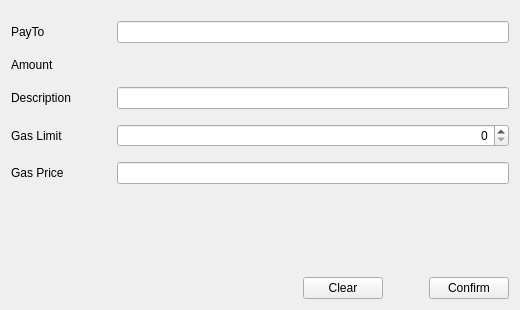
Qt form src/qt/forms/sendtokenpage.ui (zerohourcash/zerohourcash) before a commit.
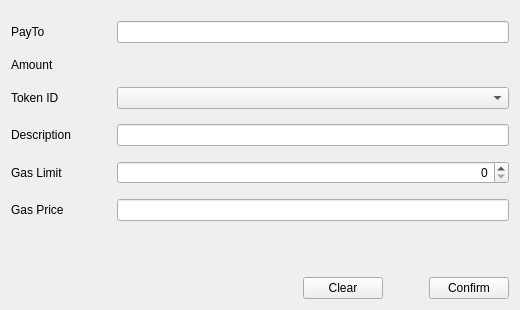
The same form after that commit. Custom widgets are drawn as their Qt base class.

```diff
--- a/src/qt/forms/sendtokenpage.ui
+++ b/src/qt/forms/sendtokenpage.ui
@@ -64,7 +64,20 @@
        </property>
       </widget>
      </item>
-     <item row="3" column="0">
+     <item row="2" column="0">
+      <widget class="QLabel" name="labelNft">
+       <property name="minimumSize">
+        <size>
+         <width>100</width>
+         <height>0</height>
+        </size>
+       </property>
+       <property name="text">
+        <string>Token ID</string>
+       </property>
+      </widget>
+     </item>
+     <item row="4" column="0">
       <widget class="QLabel" name="labelGasLimit">
        <property name="minimumSize">
         <size>
@@ -77,7 +90,7 @@
        </property>
       </widget>
      </item>
-     <item row="4" column="0">
+     <item row="5" column="0">
       <widget class="QLabel" name="labelGasPrice">
        <property name="minimumSize">
         <size>
@@ -90,7 +103,7 @@
        </property>
       </widget>
      </item>
-     <item row="2" column="0">
+     <item row="3" column="0">
       <widget class="QLabel" name="labelDescription">
        <property name="minimumSize">
         <size>
@@ -106,13 +119,13 @@
      <item row="0" column="1">
       <widget class="QValidatedLineEdit" name="lineEditPayTo"/>
      </item>
-     <item row="2" column="1">
+     <item row="3" column="1">
       <widget class="QLineEdit" name="lineEditDescription"/>
      </item>
-     <item row="4" column="1">
+     <item row="5" column="1">
       <widget class="BitcoinAmountField" name="lineEditGasPrice"/>
      </item>
-     <item row="3" column="1">
+     <item row="4" column="1">
       <widget class="QSpinBox" name="lineEditGasLimit">
        <property name="alignment">
         <set>Qt::AlignRight|Qt::AlignTrailing|Qt::AlignVCenter</set>
@@ -122,6 +135,9 @@
      <item row="1" column="1">
       <widget class="TokenAmountField" name="lineEditAmount" native="true"/>
      </item>
+     <item row="2" column="1">
+       <widget class="QComboBox" name="selectNft"/>
+     </item>
     </layout>
    </item>
    <item>
```
